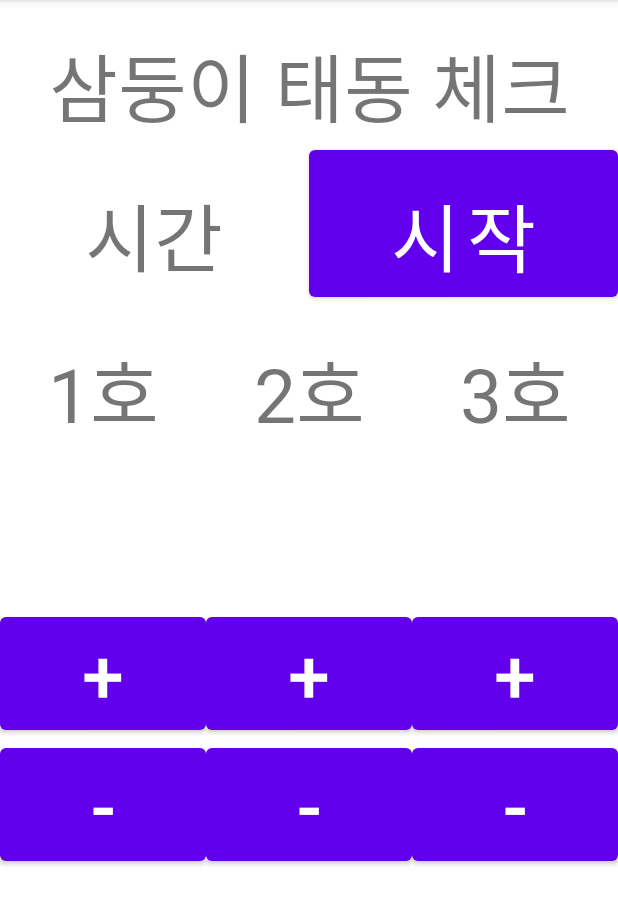
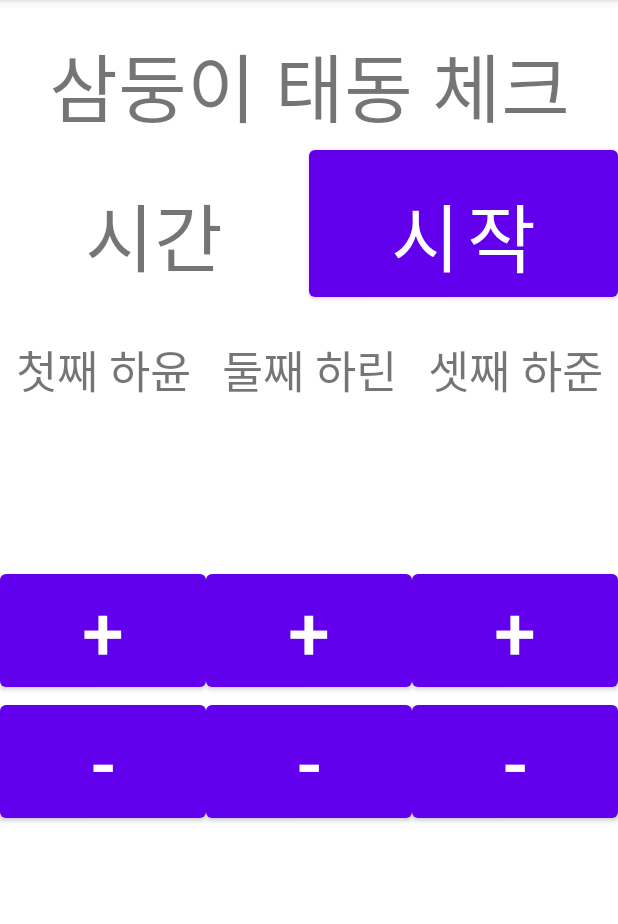
Before and after one commit to whsMCU/tripletschecker, an Android app: the screen it shows after launch (MainActivity), on a phone screen of 412 x 824 dp, the part 84-1008 px from its top. Run offline under Robolectric (Android 15) with nearby library versions, the phone set to English and light mode, and no system bars.

Commit message:
버그 수정 및 xml 수정

```diff
--- a/app/src/main/java/com/example/tripletschecker/MainActivity.java
+++ b/app/src/main/java/com/example/tripletschecker/MainActivity.java
@@ -136,7 +136,7 @@ public class MainActivity extends AppCompatActivity {
                         break;
 
                     case R.id.number1_sub :
-                        if(num1_count >=0) {
+                        if(num1_count >0) {
                             num1_count -= 1;
                         }
                         num1.setText(Integer.toString(num1_count));
@@ -144,7 +144,7 @@ public class MainActivity extends AppCompatActivity {
                         break;
 
                     case R.id.number2_sub :
-                        if(num2_count >=0) {
+                        if(num2_count >0) {
                             num2_count -= 1;
                         }
                         num2.setText(Integer.toString(num2_count));
@@ -152,7 +152,7 @@ public class MainActivity extends AppCompatActivity {
                         break;
 
                     case R.id.number3_sub :
-                        if(num3_count >=0) {
+                        if(num3_count >0) {
                             num3_count -= 1;
                         }
                         num3.setText(Integer.toString(num3_count));
--- a/app/src/main/res/layout/activity_main.xml
+++ b/app/src/main/res/layout/activity_main.xml
@@ -67,8 +67,8 @@
             android:layout_weight="1"
             android:gravity="center_horizontal"
             android:paddingTop="20dp"
-            android:text="1호"
-            android:textSize="50dp" />
+            android:text="첫째 하윤"
+            android:textSize="30dp" />
 
         <TextView
             android:id="@+id/textView4"
@@ -77,8 +77,8 @@
             android:layout_weight="1"
             android:gravity="center_horizontal"
             android:paddingTop="20dp"
-            android:text="2호"
-            android:textSize="50dp" />
+            android:text="둘째 하린"
+            android:textSize="30dp" />
 
         <TextView
             android:id="@+id/textView5"
@@ -87,8 +87,8 @@
             android:layout_weight="1"
             android:gravity="center_horizontal"
             android:paddingTop="20dp"
-            android:text="3호"
-            android:textSize="50dp" />
+            android:text="셋째 하준"
+            android:textSize="30dp" />
     </LinearLayout>
 
     <LinearLayout
@@ -105,6 +105,7 @@
             android:layout_width="match_parent"
             android:layout_height="wrap_content"
             android:layout_weight="1"
+            android:gravity="center_horizontal"
             android:paddingTop="20dp"
             android:paddingBottom="20dp"
             android:textSize="50dp"/>
@@ -113,6 +114,7 @@
             android:id="@+id/number2_count"
             android:layout_width="match_parent"
             android:layout_height="wrap_content"
+            android:gravity="center_horizontal"
             android:layout_weight="1"
             android:paddingTop="20dp"
             android:paddingBottom="20dp"
@@ -122,6 +124,7 @@
             android:id="@+id/number3_count"
             android:layout_width="match_parent"
             android:layout_height="wrap_content"
+            android:gravity="center_horizontal"
             android:layout_weight="1"
             android:paddingTop="20dp"
             android:paddingBottom="20dp"
@@ -208,11 +211,11 @@
         <TextView
             android:id="@+id/finish_time1"
             android:layout_width="match_parent"
-            android:layout_height="92dp"
+            android:layout_height="wrap_content"
             android:layout_weight="1"
             android:paddingTop="20dp"
             android:paddingBottom="20dp"
-            android:textSize="50dp" />
+            android:textSize="30dp" />
 
         <TextView
             android:id="@+id/finish_time2"
@@ -221,7 +224,7 @@
             android:layout_weight="1"
             android:paddingTop="20dp"
             android:paddingBottom="20dp"
-            android:textSize="50dp"/>
+            android:textSize="30dp"/>
 
         <TextView
             android:id="@+id/finish_time3"
@@ -230,7 +233,7 @@
             android:layout_weight="1"
             android:paddingTop="20dp"
             android:paddingBottom="20dp"
-            android:textSize="50dp"/>
+            android:textSize="30dp"/>
     </LinearLayout>
 
 </LinearLayout>
```
